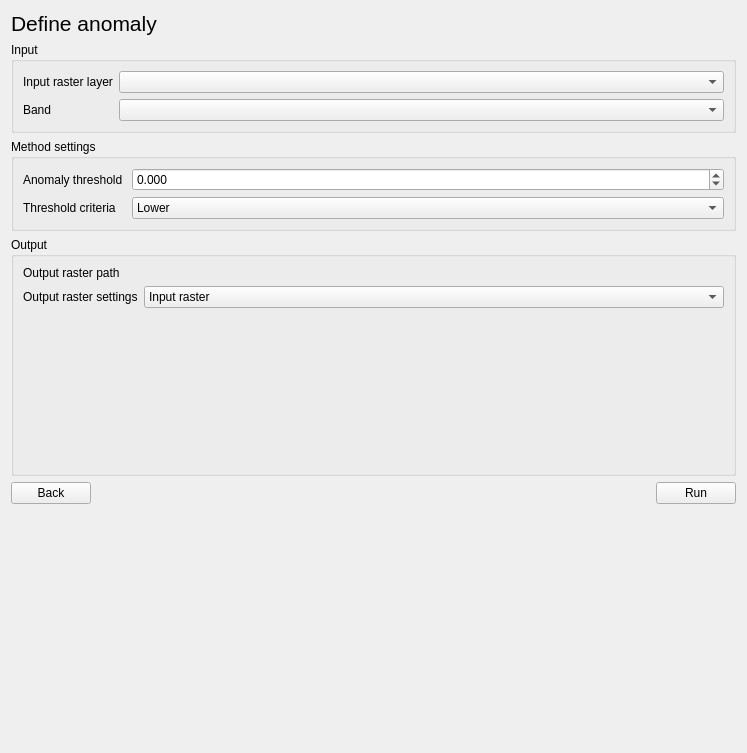
First picture: the form in eis_qgis_plugin/resources/ui/mineral_proxies/proxy_workflow3_define_anomaly.ui, repository GispoCoding/eis_qgis_plugin, before the edit.
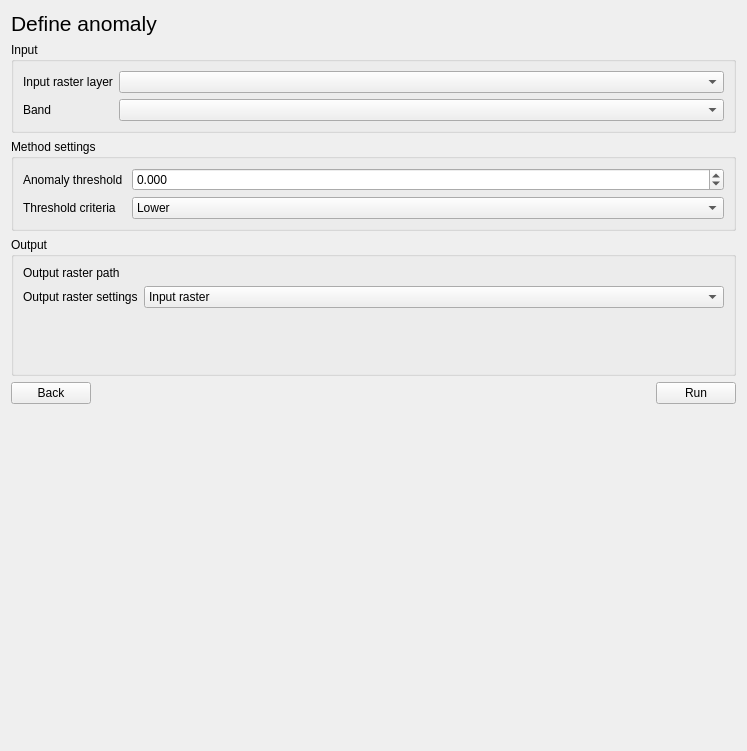
Second picture: the form after the edit. Custom widgets are drawn as their Qt base class.

Commit message: Add dynamic resizing to the stacked widgets

```diff
--- a/eis_qgis_plugin/resources/ui/mineral_proxies/proxy_workflow3_define_anomaly.ui
+++ b/eis_qgis_plugin/resources/ui/mineral_proxies/proxy_workflow3_define_anomaly.ui
@@ -7,7 +7,7 @@
     <x>0</x>
     <y>0</y>
     <width>747</width>
-    <height>753</height>
+    <height>751</height>
    </rect>
   </property>
   <property name="windowTitle">
@@ -167,6 +167,12 @@
       </item>
       <item>
        <widget class="QStackedWidget" name="output_raster_settings_pages">
+        <property name="maximumSize">
+         <size>
+          <width>16777215</width>
+          <height>50</height>
+         </size>
+        </property>
         <property name="currentIndex">
          <number>0</number>
         </property>
@@ -308,7 +314,7 @@
      <property name="sizeHint" stdset="0">
       <size>
        <width>20</width>
-       <height>113</height>
+       <height>1000</height>
       </size>
      </property>
     </spacer>
```
The commit also changes 4 other files.
